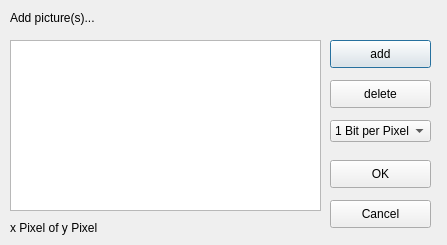
This is addpicdialog.ui in HAW-AI/Steganography as Qt 5 draws it before an edit. The edited form follows.
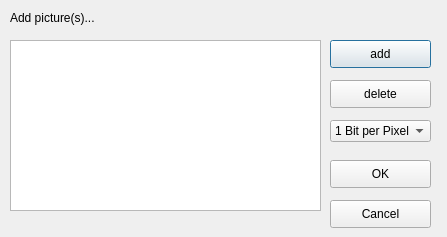
This is the edited form.

Diff of the .ui file:
```diff
--- a/addpicdialog.ui
+++ b/addpicdialog.ui
@@ -7,7 +7,7 @@
     <x>0</x>
     <y>0</y>
     <width>447</width>
-    <height>245</height>
+    <height>237</height>
    </rect>
   </property>
   <property name="windowTitle">
@@ -78,19 +78,6 @@
     <string>Cancel</string>
    </property>
   </widget>
-  <widget class="QLabel" name="xPixLabel">
-   <property name="geometry">
-    <rect>
-     <x>10</x>
-     <y>220</y>
-     <width>281</width>
-     <height>16</height>
-    </rect>
-   </property>
-   <property name="text">
-    <string>x Pixel of y Pixel</string>
-   </property>
-  </widget>
   <widget class="QComboBox" name="bpPComboBox">
    <property name="geometry">
     <rect>
```
